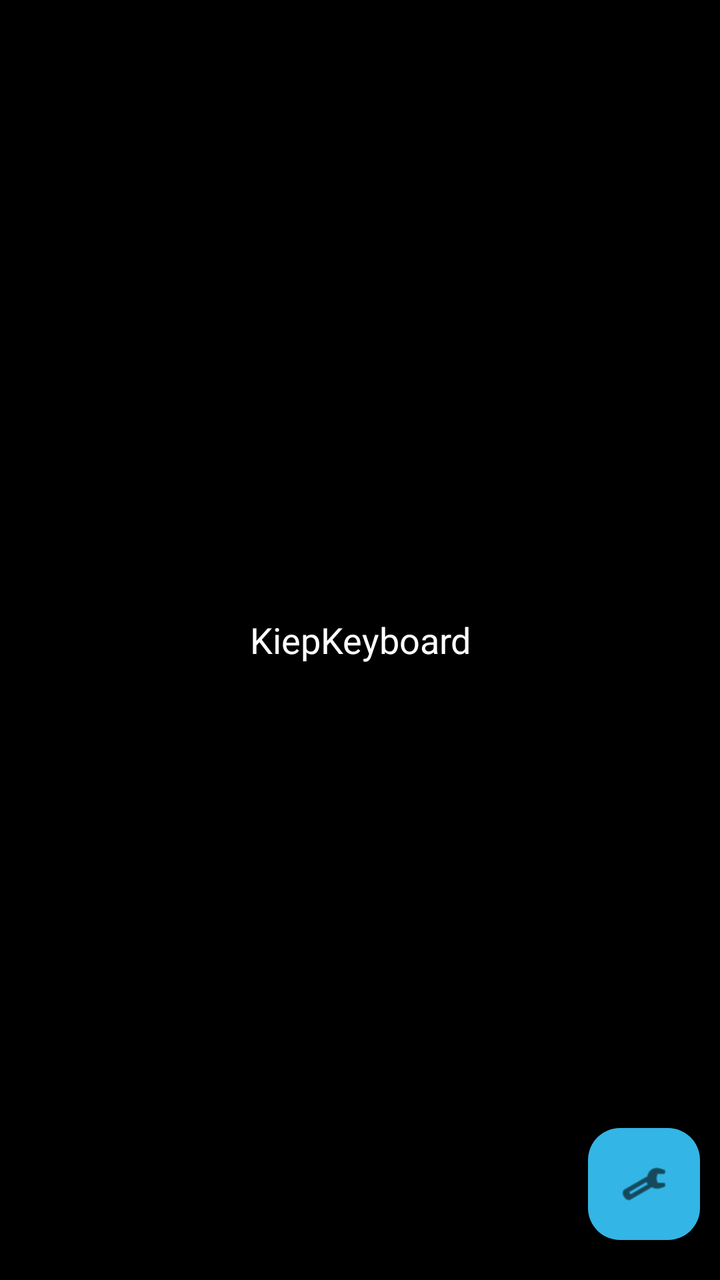
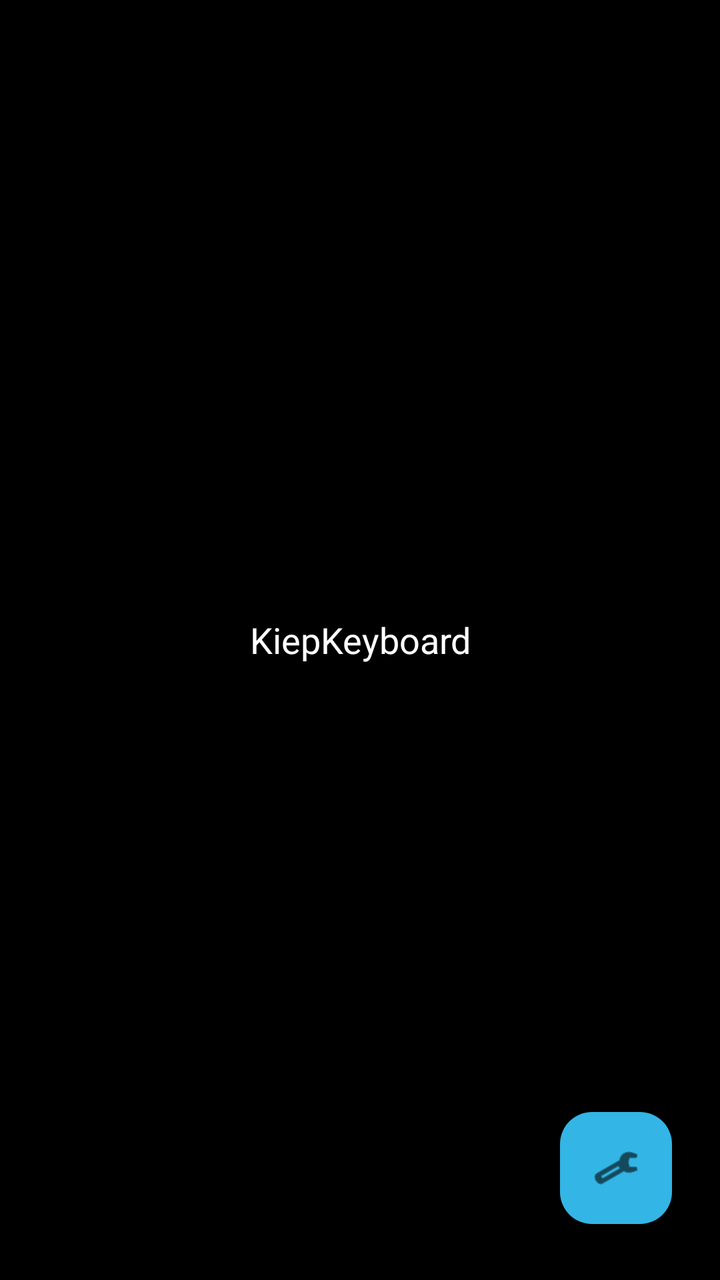

Compare the two renders of this Android layout. The source of the first and the diff that turns it into the second are given below.
<!-- AndroidManifest.xml: activity theme Theme.KiepKeyboard.Fullscreen -->
<!-- res/layout/activity_fullscreen.xml -->
<?xml version="1.0" encoding="utf-8"?>
<FrameLayout xmlns:android="http://schemas.android.com/apk/res/android"
    xmlns:tools="http://schemas.android.com/tools"
    android:id="@+id/content"
    android:layout_width="match_parent"
    android:layout_height="match_parent"
    android:background="@android:color/black"
    tools:context=".FullscreenActivity">

    <EditText
        android:id="@+id/editText"
        android:layout_width="match_parent"
        android:layout_height="match_parent"
        android:background="@android:color/transparent"
        android:focusable="true"
        android:focusableInTouchMode="true"
        android:gravity="center"
        android:importantForAutofill="no"
        android:inputType="textCapSentences|textMultiLine"
        android:padding="20dp"
        android:text="@string/app_name"
        android:textColor="@android:color/white"
        tools:ignore="LabelFor" />

    <ProgressBar
        android:id="@+id/loading"
        android:layout_width="wrap_content"
        android:layout_height="wrap_content"
        android:layout_gravity="center"
        android:visibility="gone" />

    <ProgressBar
        android:id="@+id/progressBar"
        style="@style/Widget.AppCompat.ProgressBar.Horizontal"
        android:layout_width="match_parent"
        android:layout_height="8dp"
        android:layout_gravity="bottom"
        android:elevation="7dp"
        android:progress="0"
        android:progressBackgroundTint="@android:color/transparent"
        android:progressTint="@color/colorAccent"
        android:scaleY="2" />

    <com.google.android.material.floatingactionbutton.FloatingActionButton
        android:id="@+id/fab"
        android:layout_width="wrap_content"
        android:layout_height="wrap_content"
        android:layout_gravity="end|bottom"
        android:layout_marginEnd="10dp"
        android:layout_marginBottom="20dp"
        android:contentDescription="@string/settings"
        android:src="@android:drawable/ic_menu_preferences" />
</FrameLayout>
<!-- resources referenced by this layout -->
<resources>
  <color name="colorAccent">#ff33b5e5</color>
  <string name="app_name" translatable="false">KiepKeyboard</string>
  <string name="settings">Settings</string>
  <style name="Theme.KiepKeyboard.Fullscreen">
          <item name="android:windowBackground">@null</item>
      </style>
</resources>

<!-- the commit's change to res/layout/activity_fullscreen.xml (unified diff, before → after) -->
@@ -46,8 +46,8 @@
         android:layout_width="wrap_content"
         android:layout_height="wrap_content"
         android:layout_gravity="end|bottom"
-        android:layout_marginEnd="10dp"
-        android:layout_marginBottom="20dp"
+        android:layout_marginEnd="24dp"
+        android:layout_marginBottom="28dp"
         android:contentDescription="@string/settings"
         android:src="@android:drawable/ic_menu_preferences" />
 </FrameLayout>
